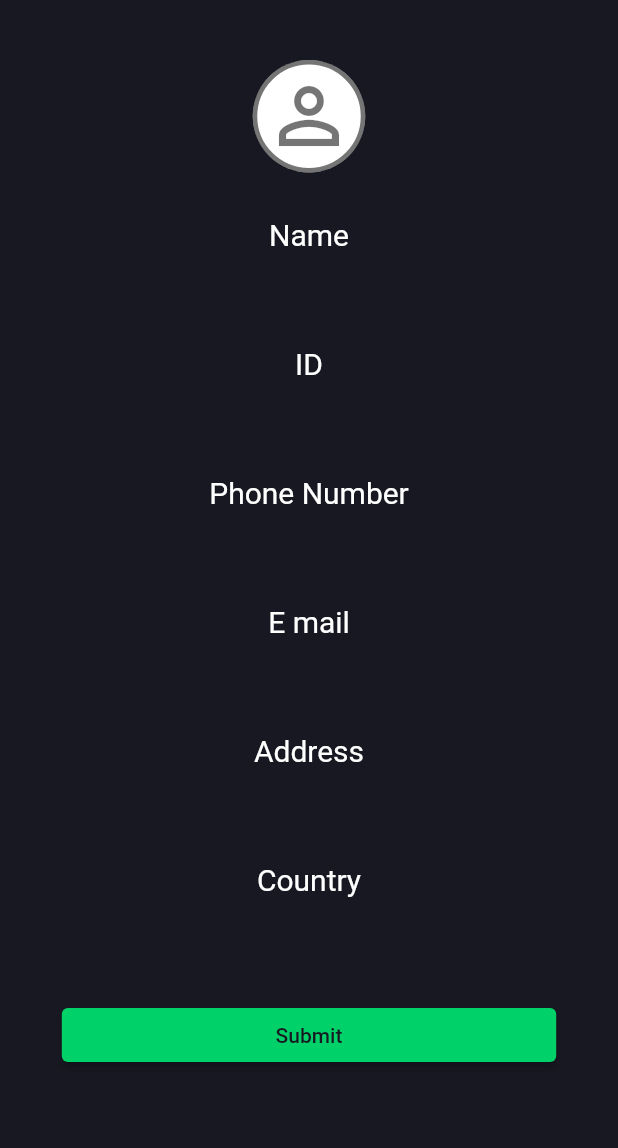
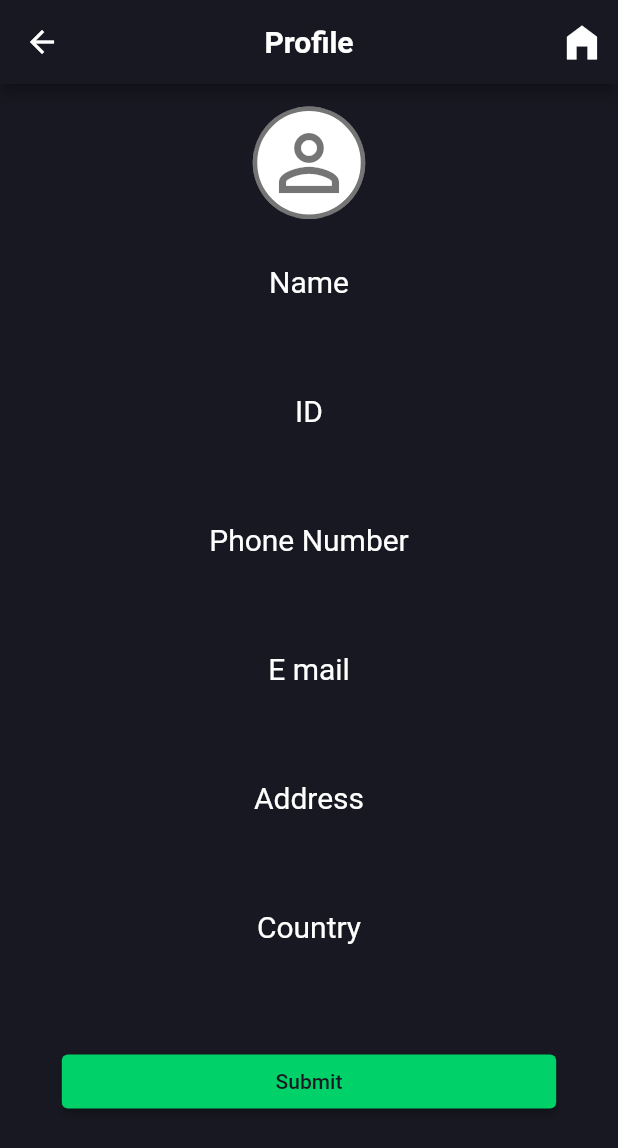
Before and after one commit to charith1122/sales-pal, a Flutter app: the HomePage screen opened directly, in the side drawer, after a tap on "Profile", on a phone screen of 412 x 824 dp. Shown: the top 1148 px of the screen. Run offline on Flutter 3.47's test engine with Material 2 defaults, Android fonts, the light colour scheme and no system bars; our stand-ins replace cloud_firestore, cookie_jar, country_picker, dio, dio_cookie_manager, dropdown_search and 11 more; missing offline and left inert: custom_searchable_dropdown, international_phone_input, new_version_plus, searchable_dropdown, store_redirect; accounts and stored records are empty; network calls fail.

Commit message:
ui changes new day times

```diff
--- a/lib/screens/anual_plan/anual_plan.dart
+++ b/lib/screens/anual_plan/anual_plan.dart
@@ -812,7 +812,7 @@ class _AnualPlanState extends State<AnualPlan> {
                                         child: Center(child: Text('Month'))),
                                   ),
                                   TableCell(
-                                    child: Center(child: Text('Pros:')),
+                                    child: Center(child: Text('Cust:')),
                                   ),
                                   TableCell(
                                     child: Center(child: Text('App:')),
--- a/lib/screens/home/home.dart
+++ b/lib/screens/home/home.dart
@@ -367,10 +367,21 @@ class _HomePageState extends State<HomePage> {
           ),
           Container(
             decoration: BoxDecoration(
+              image: DecorationImage(
+                  image: today.hour >= 1 && today.hour <= 12
+                      ? AssetImage("assets/img/morning.png")
+                      : today.hour >= 12 && today.hour <= 16
+                          ? AssetImage("assets/img/afternoon.png")
+                          : today.hour >= 16 && today.hour <= 21
+                              ? AssetImage("assets/img/Evening.png")
+                              : today.hour >= 21 && today.hour <= 24
+                                  ? AssetImage("assets/img/night.png")
+                                  : AssetImage(""),
+                  fit: BoxFit.fill),
               borderRadius: BorderRadius.circular(10),
               color: Colors.black,
             ),
-            height: size.height * 0.2,
+            height: size.width * 0.4,
             width: size.width,
             child: Center(
                 child: Column(
@@ -435,10 +446,15 @@ class _HomePageState extends State<HomePage> {
                       today.day.toString() +
                       ",  " +
                       today.year.toString(),
-                  style:
-                      TextStyle(color: AppColors.PRYMARY_COLOR2, fontSize: 16),
+                  style: TextStyle(
+                      color: Colors.white,
+                      fontWeight: FontWeight.bold,
+                      fontSize: 16),
                 ),
-                Spacer()
+                SizedBox(
+                  height: 30,
+                )
+                // Spacer()
               ],
             )),
           ),
@@ -448,7 +464,7 @@ class _HomePageState extends State<HomePage> {
           homeMenuButton(
               context: context,
               prefixImage: AssetImage("assets/logos/inter2.png"),
-              title: "Prospecting",
+              title: "Customers",
               submit: () {
                 Navigator.of(context).push(MaterialPageRoute(
                   builder: (BuildContext context) =>
@@ -489,7 +505,7 @@ class _HomePageState extends State<HomePage> {
           ),
           homeMenuButton(
               context: context,
-              prefixImage: AssetImage("assets/logos/inter2.png"),
+              prefixImage: AssetImage("assets/img/interview.png"),
               title: "Sales Interview",
               submit: () {
                 Navigator.of(context).push(MaterialPageRoute(
--- a/lib/screens/home/profile.dart
+++ b/lib/screens/home/profile.dart
@@ -352,6 +352,31 @@ class _ProfileScreenState extends State<ProfileScreen> {
       child: SafeArea(
         child: Scaffold(
             backgroundColor: AppColors.PRIMARY_COLOR,
+            appBar: AppBar(
+              centerTitle: true,
+              title: Text(
+                "Profile",
+                style: TextStyle(fontWeight: FontWeight.bold),
+              ),
+              backgroundColor: AppColors.PRIMARY_COLOR,
+              actions: [
+                IconButton(
+                    icon: Icon(
+                      Icons.home_filled,
+                      size: 30,
+                      color: Colors.white,
+                    ),
+                    onPressed: () {
+                      Navigator.pushAndRemoveUntil(
+                        context,
+                        MaterialPageRoute(builder: (context) => HomePage()),
+                        (Route<dynamic> route) => false,
+                      );
+                    }
+                    // scaffoldKey.currentState.openDrawer(),
+                    )
+              ],
+            ),
             body: isLoading
                 ? Container(
                     child: Center(
@@ -370,10 +395,13 @@ class _ProfileScreenState extends State<ProfileScreen> {
                       children: [
                         Padding(
                           padding: const EdgeInsets.only(
-                              top: 40.0, left: 15, right: 15),
+                              top: 0.0, left: 15, right: 15),
                           child: SingleChildScrollView(
                             child: Column(
                               children: [
+                                SizedBox(
+                                  height: 15,
+                                ),
                                 Container(
                                   width: 75,
                                   height: 75,
--- a/lib/screens/prospecting/new_prospect.dart
+++ b/lib/screens/prospecting/new_prospect.dart
@@ -599,7 +599,7 @@ class _NewProspectState extends State<NewProspect> {
                 )
           ],
           centerTitle: true,
-          title: Text('New Prospect',
+          title: Text('New Customer',
               style: TextStyle(
                 fontWeight: FontWeight.bold,
               )),
--- a/lib/screens/prospecting/prospecting.dart
+++ b/lib/screens/prospecting/prospecting.dart
@@ -114,7 +114,7 @@ class _ProspectingState extends State<Prospecting> {
               )
         ],
         centerTitle: true,
-        title: Text('Prospecting',
+        title: Text('Customers',
             style: TextStyle(
               fontWeight: FontWeight.bold,
             )),
--- a/lib/screens/reports/reports.dart
+++ b/lib/screens/reports/reports.dart
@@ -849,7 +849,7 @@ class _ReportsState extends State<Reports> {
                                                 Center(child: Text('Month'))),
                                       ),
                                       TableCell(
-                                        child: Center(child: Text('Pros:')),
+                                        child: Center(child: Text('Cust:')),
                                       ),
                                       TableCell(
                                         child: Center(child: Text('App:')),
```
Also changed, not shown: assets/img/Evening.png (added), assets/img/afternoon.png (added), assets/img/interview.png (added), assets/img/morning.png (added), assets/img/night.png (added).
